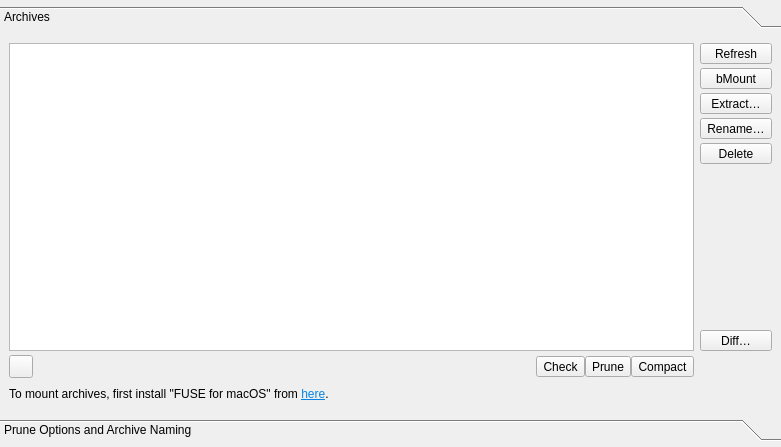
This is src/vorta/assets/UI/archivetab.ui in borgbase/vorta as Qt 5 draws it before an edit. The edited form follows.
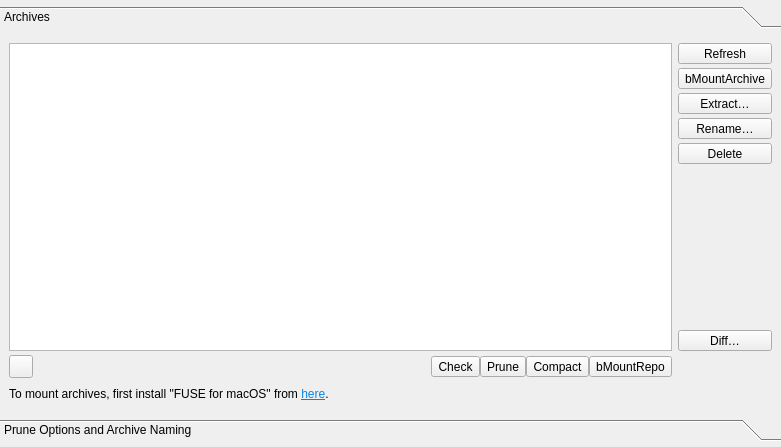
This is the edited form.

Commit message: Add a button to mount full repository. By @real-yfprojects (#1257)

```diff
--- a/src/vorta/assets/UI/archivetab.ui
+++ b/src/vorta/assets/UI/archivetab.ui
@@ -104,6 +104,22 @@
              </property>
             </widget>
            </item>
+           <item>
+            <widget class="QToolButton" name="bMountRepo">
+             <property name="sizePolicy">
+              <sizepolicy hsizetype="Fixed" vsizetype="Fixed">
+               <horstretch>0</horstretch>
+               <verstretch>0</verstretch>
+              </sizepolicy>
+             </property>
+             <property name="text">
+              <string notr="true">bMountRepo</string>
+             </property>
+             <property name="toolButtonStyle">
+              <enum>Qt::ToolButtonTextBesideIcon</enum>
+             </property>
+            </widget>
+           </item>
           </layout>
          </item>
          <item row="0" column="0">
@@ -204,7 +220,7 @@
                  </sizepolicy>
                 </property>
                 <property name="text">
-                 <string notr="true">bMount</string>
+                 <string notr="true">bMountArchive</string>
                 </property>
                 <property name="toolButtonStyle">
                  <enum>Qt::ToolButtonTextBesideIcon</enum>
```
Left out of the diff: 2 changed lines with no effect on the pictures. The commit also changes 3 other files.
